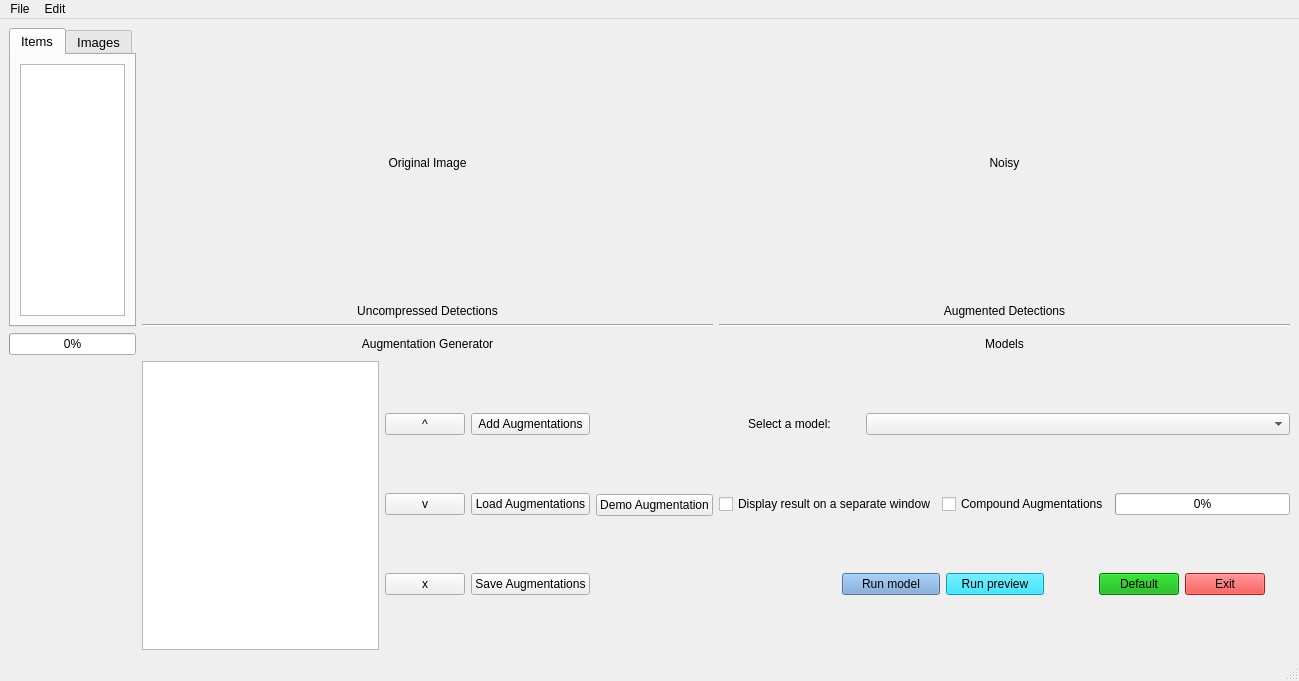
The window that src/qt_designer_file/main_window_new.ui (jjakow/Noisey-image_Jan) describes before a commit, drawn with Qt 5.
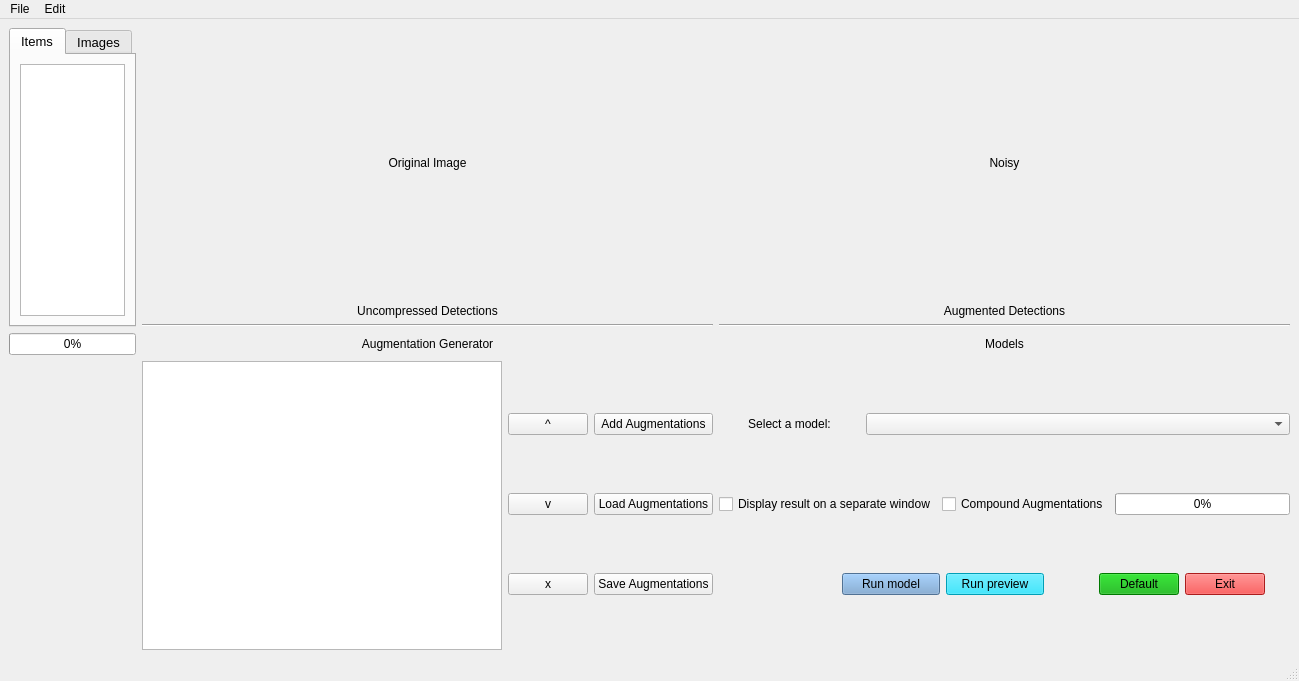
The same window after the commit. Custom widgets are drawn as their Qt base class.

Commit message: refined gui and fixed bug when no image is loaded

The edit to the form file:
```diff
--- a/src/qt_designer_file/main_window_new.ui
+++ b/src/qt_designer_file/main_window_new.ui
@@ -546,16 +546,6 @@
               </item>
              </layout>
             </item>
-            <item>
-             <layout class="QVBoxLayout" name="verticalLayout_9"/>
-            </item>
-            <item>
-             <widget class="QPushButton" name="demoAug">
-              <property name="text">
-               <string>Demo Augmentation</string>
-              </property>
-             </widget>
-            </item>
            </layout>
           </item>
          </layout>
```
Left out of the diff: 20 changed lines with no effect on the pictures. The commit also changes 2 other files.
